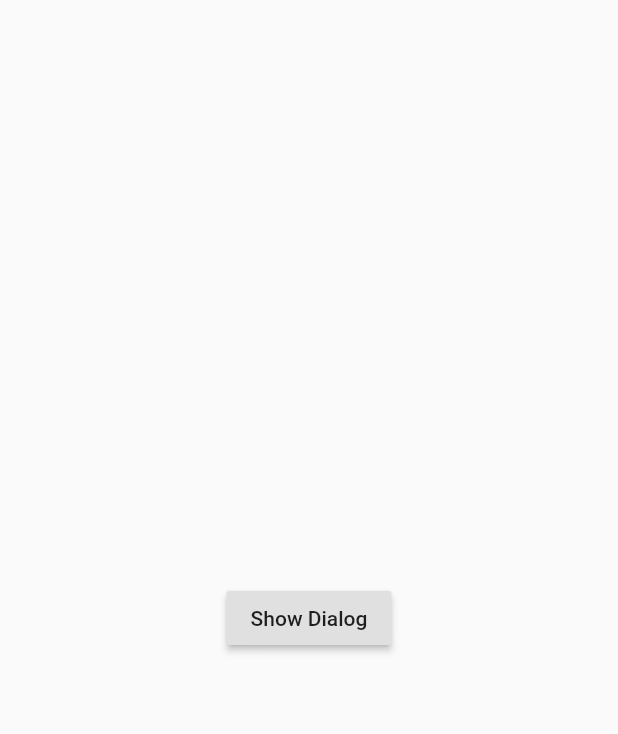
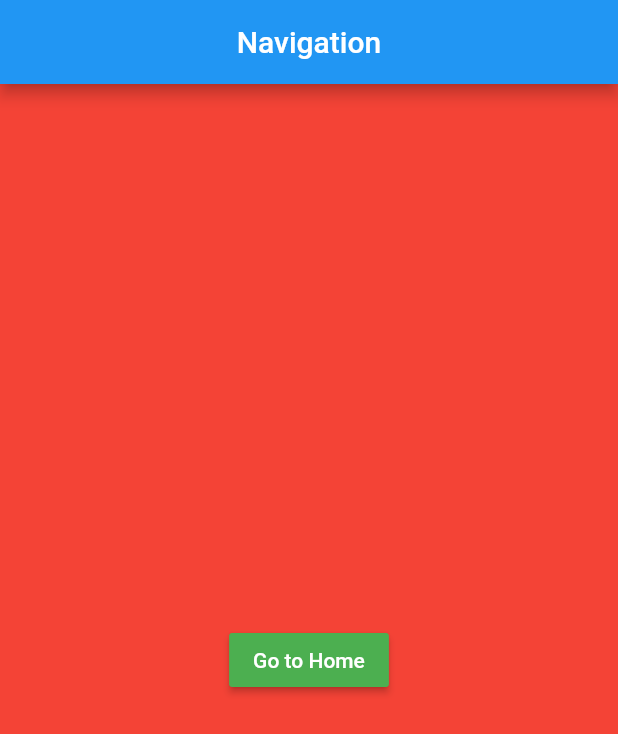
Before and after one commit to QaimRaza1472/Getx-Complete, a Flutter app: the screen it shows after launch, on a phone screen of 412 x 824 dp. Shown: the top 734 px of the screen. Run offline on Flutter 3.47's test engine with Material 2 defaults, Android fonts, the phone set to English and light mode, and no system bars; our stand-ins replace get, shared_preferences.

Commit message:
Bottom Sheet/ Routing

```diff
--- /dev/null
+++ b/lib/Features/routing.dart
@@ -0,0 +1,56 @@
+import 'package:flutter/material.dart';
+import 'package:get/get.dart';
+
+import 'dart:ui';
+import 'package:flutter/material.dart';
+import 'package:get/get.dart';
+import 'package:getx_complete/Screens/home_screen.dart';
+
+class Navigation1 extends StatelessWidget {
+    Navigation1({Key? key,}) : super(key: key);
+
+  @override
+  Widget build(BuildContext context) {
+    return Scaffold(
+      backgroundColor: Colors.red,
+      appBar: AppBar(
+        automaticallyImplyLeading: true,
+        centerTitle: true,
+        title: const Text("Navigation"),
+      ),
+      body: Center(
+        child: Column(
+          crossAxisAlignment: CrossAxisAlignment.center,
+          mainAxisAlignment: MainAxisAlignment.center,
+          children: [
+            RaisedButton(
+              color: Colors.green,
+              onPressed: ()async {
+            var   data = await  Get.to( HomeScreen(),
+
+                transition:Transition.circularReveal,
+
+                 // transition: Transition.zoom,
+                  duration: Duration(milliseconds: 2000),
+                fullscreenDialog: true,
+                  curve: Curves.bounceInOut,
+                   arguments: "Data from Main Screen",
+                );
+             print("This is my Data ${data}");
+              },
+              child:  const Text("Go to Home",
+              style: TextStyle(
+                color: Colors.white,
+              ),
+              ),
+            ),
+
+
+
+
+          ],
+        ),
+      ),
+    );
+  }
+}
--- a/lib/Features/showing_snackbar.dart
+++ b/lib/Features/showing_snackbar.dart
@@ -7,6 +7,10 @@ class MySnackBar extends StatelessWidget {
   @override
   Widget build(BuildContext context) {
     return Scaffold(
+      appBar: AppBar(
+        centerTitle: true,
+        title: const Text("Show SnackBar"),
+      ),
       body: Center(
         child: Column(
           crossAxisAlignment: CrossAxisAlignment.center,
--- a/lib/main.dart
+++ b/lib/main.dart
@@ -1,5 +1,7 @@
 import 'package:flutter/material.dart';
+import 'package:getx_complete/Features/bottom_sheet.dart';
 import 'package:getx_complete/Features/testing_share.dart';
+import 'Features/routing.dart';
 import 'Features/show_dialog.dart';
 import 'Features/showing_snackbar.dart';
 import 'package:get/get.dart';
@@ -11,6 +13,7 @@ void main() {
   runApp(const MyApp());
 }
 
+
 class MyApp extends StatelessWidget {
   const MyApp({Key? key}) : super(key: key);
 
@@ -21,11 +24,14 @@ class MyApp extends StatelessWidget {
       debugShowCheckedModeBanner: false,
       title: 'Flutter Demo',
       theme: ThemeData(
-
         primarySwatch: Colors.blue,
       ),
+
       //home:  MySnackBar(),
-      home: ShowDialog1(),
+      //home: ShowDialog1(),
+      //home: BottomSheet1(),
+      home:  Navigation1(),
     );
+
   }
 }
```
Also changed, not shown: lib/Features/bottom_sheet.dart (added, +99 -0 lines), lib/Features/show_dialog.dart (+17 -24 lines), lib/Screens/home_screen.dart (added, +47 -0 lines).
